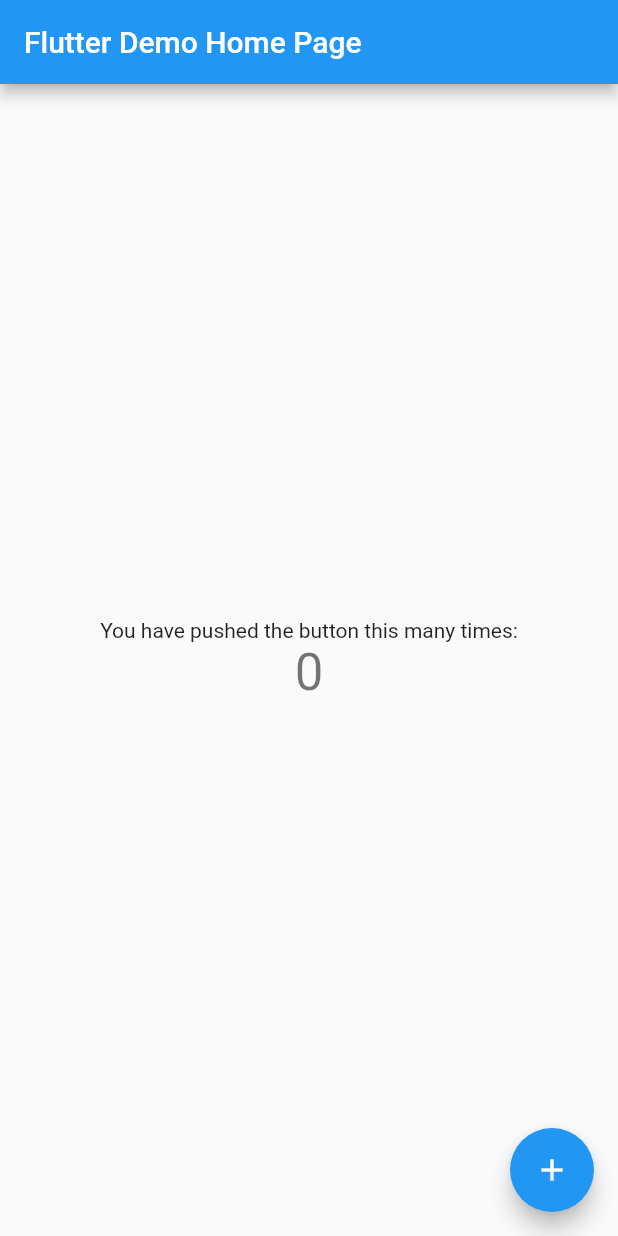
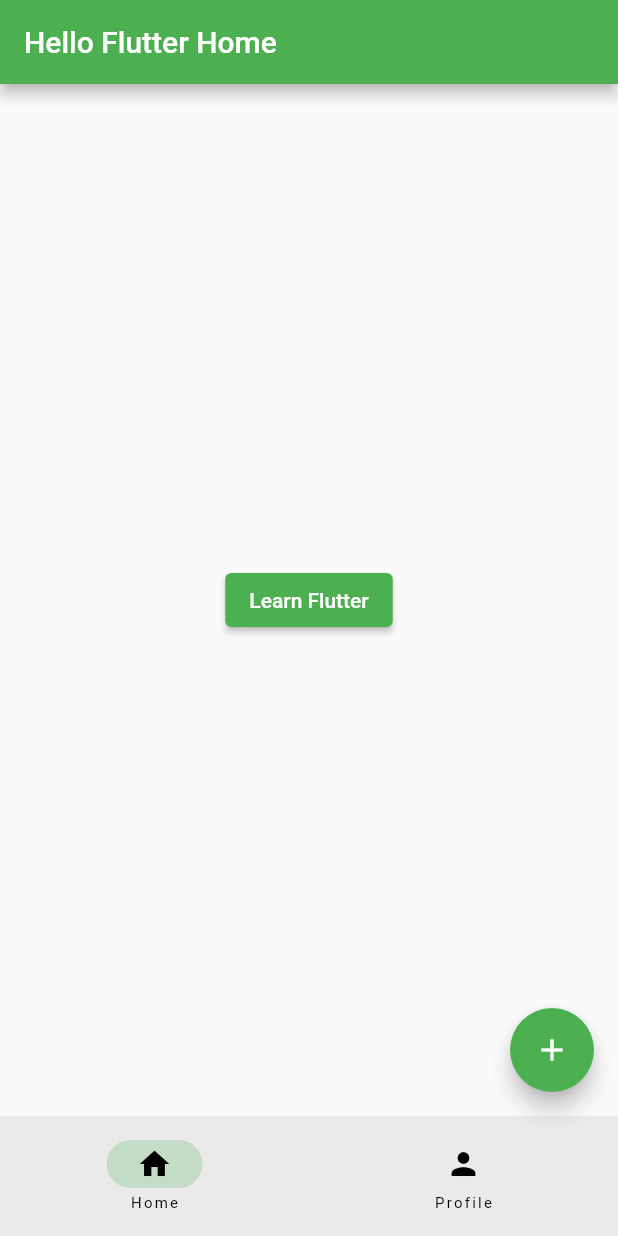
Before and after one commit to kafousis/hello_flutter, a Flutter app: the screen it shows after launch, on a phone screen of 412 x 824 dp. Run offline on Flutter 3.47's test engine with Material 2 defaults, Android fonts, the phone set to English and light mode, and no system bars.

Commit message:
navigation

```diff
--- /dev/null
+++ b/lib/home.dart
@@ -0,0 +1,26 @@
+import 'package:flutter/material.dart';
+import 'package:hello_flutter/learn-flutter.dart';
+
+class Home extends StatelessWidget {
+  const Home({Key? key}) : super(key: key);
+
+  @override
+  Widget build(BuildContext context) {
+    // TODO: implement build
+    return Center(
+      child: ElevatedButton(
+        onPressed: () {
+          // go to learn-flutter.dart
+          Navigator.of(context).push(
+            MaterialPageRoute(
+              builder: (BuildContext context) {
+                return const LearnFlutter();
+              },
+            ),
+          );
+        },
+        child: const Text('Learn Flutter'),
+      ),
+    );
+  }
+}
--- a/lib/main.dart
+++ b/lib/main.dart
@@ -1,8 +1,15 @@
 import 'package:flutter/material.dart';
+import 'package:hello_flutter/home.dart';
+import 'package:hello_flutter/profile.dart';
+
+// widgets start with capital letters and contain arguments
+// arguments start with lowercase letters
 
 void main() {
   runApp(const MyApp());
 }
+
+// StatelessWidget: widget never changes
 
 class MyApp extends StatelessWidget {
   const MyApp({Key? key}) : super(key: key);
@@ -11,36 +18,24 @@ class MyApp extends StatelessWidget {
   @override
   Widget build(BuildContext context) {
     return MaterialApp(
-      title: 'Flutter Demo',
+      title: 'Hello Flutter',
+      debugShowCheckedModeBanner: false,
       theme: ThemeData(
         // This is the theme of your application.
-        //
-        // Try running your application with "flutter run". You'll see the
-        // application has a blue toolbar. Then, without quitting the app, try
-        // changing the primarySwatch below to Colors.green and then invoke
-        // "hot reload" (press "r" in the console where you ran "flutter run",
-        // or simply save your changes to "hot reload" in a Flutter IDE).
-        // Notice that the counter didn't reset back to zero; the application
-        // is not restarted.
-        primarySwatch: Colors.blue,
+        primarySwatch: Colors.green,
       ),
-      home: const MyHomePage(title: 'Flutter Demo Home Page'),
+      home: const MyHomePage(title: 'Hello Flutter Home'),
     );
   }
 }
 
+// StatefulWidget: widget can change when a user interacts with it
+
 class MyHomePage extends StatefulWidget {
+  // value provided by the parent
   const MyHomePage({Key? key, required this.title}) : super(key: key);
 
-  // This widget is the home page of your application. It is stateful, meaning
-  // that it has a State object (defined below) that contains fields that affect
-  // how it looks.
-
-  // This class is the configuration for the state. It holds the values (in this
-  // case the title) provided by the parent (in this case the App widget) and
-  // used by the build method of the State. Fields in a Widget subclass are
-  // always marked "final".
-
+  // Fields in a Widget subclass are always marked "final".
   final String title;
 
   @override
@@ -48,68 +43,55 @@ class MyHomePage extends StatefulWidget {
 }
 
 class _MyHomePageState extends State<MyHomePage> {
+  // variable declaration
   int _counter = 0;
+  int currentPage = 0;
+
+  List<Widget> pages = [
+    const Home(),
+    const Profile(),
+  ];
 
   void _incrementCounter() {
     setState(() {
-      // This call to setState tells the Flutter framework that something has
-      // changed in this State, which causes it to rerun the build method below
-      // so that the display can reflect the updated values. If we changed
-      // _counter without calling setState(), then the build method would not be
-      // called again, and so nothing would appear to happen.
+      // tells Flutter that something has changed in the State
+      // which causes to rerun the build method below
       _counter++;
     });
   }
 
   @override
   Widget build(BuildContext context) {
-    // This method is rerun every time setState is called, for instance as done
-    // by the _incrementCounter method above.
-    //
-    // The Flutter framework has been optimized to make rerunning build methods
-    // fast, so that you can just rebuild anything that needs updating rather
-    // than having to individually change instances of widgets.
+    // This method is rerun every time setState is called
+
+    // Scaffold: Implements the basic Material Design visual layout structure.
     return Scaffold(
       appBar: AppBar(
-        // Here we take the value from the MyHomePage object that was created by
-        // the App.build method, and use it to set our appbar title.
         title: Text(widget.title),
       ),
-      body: Center(
-        // Center is a layout widget. It takes a single child and positions it
-        // in the middle of the parent.
-        child: Column(
-          // Column is also a layout widget. It takes a list of children and
-          // arranges them vertically. By default, it sizes itself to fit its
-          // children horizontally, and tries to be as tall as its parent.
-          //
-          // Invoke "debug painting" (press "p" in the console, choose the
-          // "Toggle Debug Paint" action from the Flutter Inspector in Android
-          // Studio, or the "Toggle Debug Paint" command in Visual Studio Code)
-          // to see the wireframe for each widget.
-          //
-          // Column has various properties to control how it sizes itself and
-          // how it positions its children. Here we use mainAxisAlignment to
-          // center the children vertically; the main axis here is the vertical
-          // axis because Columns are vertical (the cross axis would be
-          // horizontal).
-          mainAxisAlignment: MainAxisAlignment.center,
-          children: <Widget>[
-            const Text(
-              'You have pushed the button this many times:',
-            ),
-            Text(
-              '$_counter',
-              style: Theme.of(context).textTheme.headline4,
-            ),
-          ],
-        ),
-      ),
+
+      body: pages[currentPage],
+
       floatingActionButton: FloatingActionButton(
-        onPressed: _incrementCounter,
+        onPressed: () {
+          debugPrint('FAB Pressed');
+          _incrementCounter;
+        },
         tooltip: 'Increment',
         child: const Icon(Icons.add),
-      ), // This trailing comma makes auto-formatting nicer for build methods.
+      ),
+      bottomNavigationBar: NavigationBar(
+        destinations: const [
+          NavigationDestination(icon: Icon(Icons.home), label: 'Home'),
+          NavigationDestination(icon: Icon(Icons.person), label: 'Profile'),
+        ],
+        onDestinationSelected: (int index) {
+          setState(() {
+            currentPage = index;
+          });
+        },
+        selectedIndex: currentPage,
+      ),
     );
   }
 }
--- /dev/null
+++ b/lib/profile.dart
@@ -0,0 +1,10 @@
+import 'package:flutter/material.dart';
+
+class Profile extends StatelessWidget {
+  const Profile({Key? key}) : super(key: key);
+
+  @override
+  Widget build(BuildContext context) {
+    return Container();
+  }
+}
```
Also changed, not shown: lib/learn-flutter.dart (added, +19 -0 lines).
